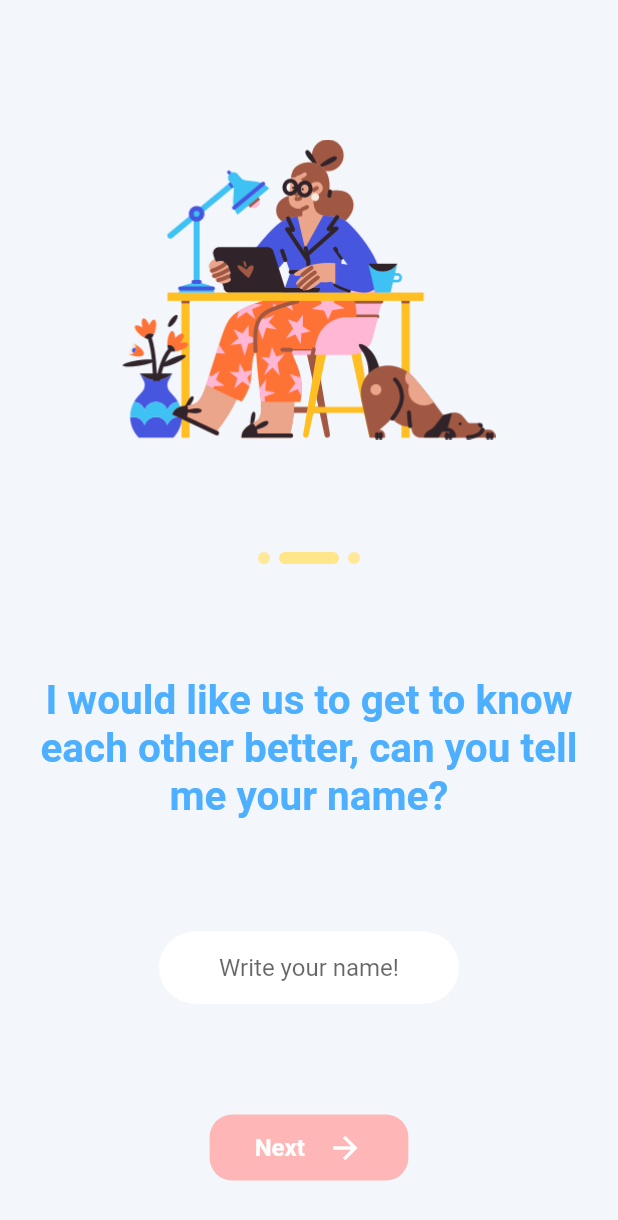
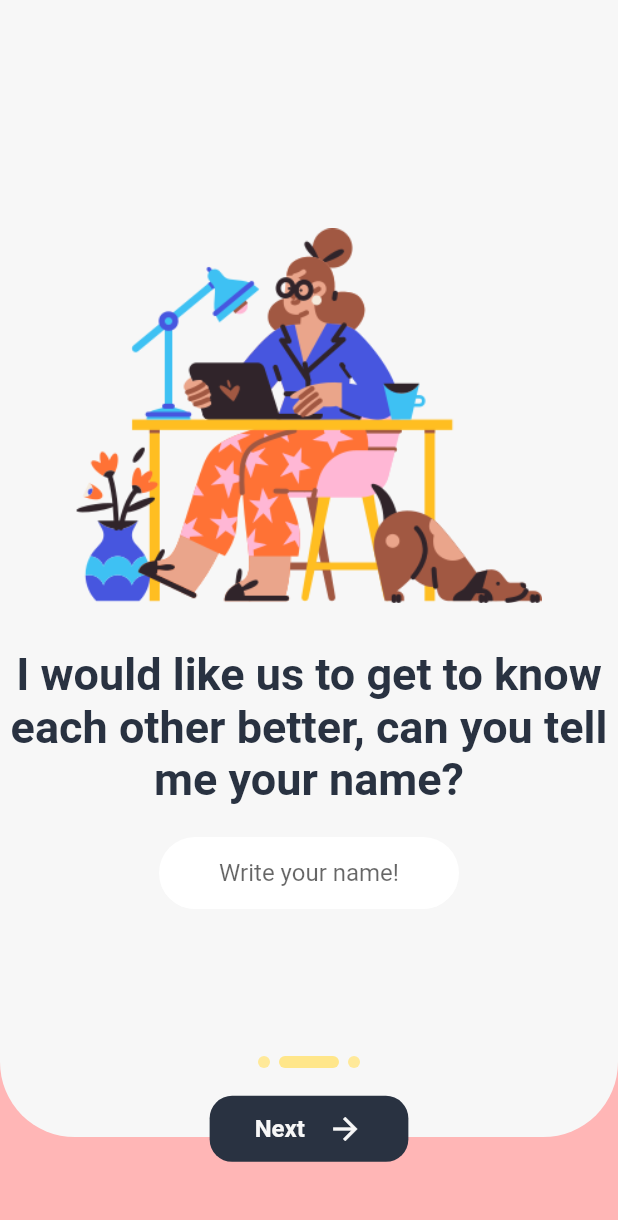
Before and after one commit to hectordelangel/moodamay, a Flutter app: the screen it shows after launch, after a tap on "Next", on a phone screen of 412 x 824 dp. Shown: the top 1220 px of the screen. Run offline on Flutter 3.47's test engine with Material 2 defaults, Android fonts, the phone set to English and light mode, and no system bars; our stand-ins replace flutter_svg, shared_preferences, velocity_x; Roboto replaces fonts that are missing (Poppins).

Commit message:
Onboard screen new design

```diff
--- a/lib/constant.dart
+++ b/lib/constant.dart
@@ -1,10 +1,10 @@
 import 'package:flutter/material.dart';
 
 Color kblue = const Color.fromRGBO(205, 180, 219, 1.0);
-Color white = const Color.fromRGBO(243, 246, 251, 1.0);
+Color white = const Color(0xFFF7F7F7);
 Color pink = const Color.fromRGBO(255, 182, 182, 1.0);
 Color jasmine = const Color.fromRGBO(255, 230, 138, 1.0);
-Color babyblue = const Color.fromRGBO(77, 175, 255, 1.0);
+Color babyblue = const Color.fromRGBO(41, 50, 65, 1.0);
 Color yellowcrayola = const Color.fromRGBO(255, 233, 153, 1.0);
 double padding = 20;
 double avatarRadius = 45;
--- a/lib/custom_dialog.dart
+++ b/lib/custom_dialog.dart
@@ -44,11 +44,11 @@ class _CustomDialogBoxState extends State<CustomDialogBox> {
           margin: EdgeInsets.only(top: avatarRadius),
           decoration: BoxDecoration(
               shape: BoxShape.rectangle,
-              color: Colors.white,
+              color: white,
               borderRadius: BorderRadius.circular(padding),
               boxShadow: [
                 BoxShadow(
-                    color: Colors.black, offset: Offset(0, 10), blurRadius: 10),
+                    color: babyblue, offset: Offset(0, 10), blurRadius: 10),
               ]),
           child: Column(
             mainAxisSize: MainAxisSize.min,
--- a/lib/onboard/onboard.dart
+++ b/lib/onboard/onboard.dart
@@ -1,8 +1,12 @@
+import 'dart:math';
+
 import 'package:moodamay/home.dart';
 import 'package:moodamay/onboard/onboard_model.dart';
 import 'package:flutter/material.dart';
 import 'package:shared_preferences/shared_preferences.dart';
 import 'package:moodamay/custom_dialog.dart';
+import 'package:velocity_x/velocity_x.dart';
+import 'package:flutter_svg/flutter_svg.dart';
 
 import '../constant.dart';
 
@@ -91,28 +95,9 @@ class _OnBoardState extends State<OnBoard> {
   @override
   Widget build(BuildContext context) {
     return Scaffold(
-      backgroundColor: white,
-      appBar: AppBar(
-        backgroundColor: white,
-        elevation: 0.0,
-        // actions: [
-        //   // TextButton(
-        //   //   onPressed: () {
-        //   //     _storeOnboardInfo();
-        //   //     Navigator.pushReplacement(
-        //   //         context, MaterialPageRoute(builder: (context) => Home()));
-        //   //   },
-        //   //   child: Text(
-        //   //     "Skip",
-        //   //     style: TextStyle(
-        //   //       color: currentIndex % 2 == 0 ? kblack : kwhite,
-        //   //     ),
-        //   //   ),
-        //   // )
-        // ],
-      ),
+      backgroundColor: Color(0xFFF7F7F7),
       body: Padding(
-        padding: const EdgeInsets.symmetric(horizontal: 20.0),
+        padding: const EdgeInsets.symmetric(horizontal: 0.0, vertical: 0.0),
         child: PageView.builder(
             itemCount: screens.length,
             controller: _pageController,
@@ -123,83 +108,85 @@ class _OnBoardState extends State<OnBoard> {
               });
             },
             itemBuilder: (_, index) {
-              return Column(
-                mainAxisAlignment: MainAxisAlignment.spaceAround,
+              return Material(
+                child: Stack(
+                  children: [
+                    Container(
+                      color: pink,
+                    ),
+                    Container(
+                      alignment: Alignment.center,
+                      width: MediaQuery.of(context).size.width,
+                      height: MediaQuery.of(context).size.height * .92,
+                      decoration: const BoxDecoration(
+                          color: Color(0xFFF7F7F7),
+                          borderRadius: BorderRadius.only(
+                            bottomLeft: Radius.circular(50),
+                            bottomRight: Radius.circular(50),
+                          )),
+                      child: Column(
+                          mainAxisAlignment: MainAxisAlignment.center,
                           crossAxisAlignment: CrossAxisAlignment.center,
-                mainAxisSize: MainAxisSize.min,
                           children: [
                             Image.asset(
                               screens[index].img,
-                    height: 200,
+                              height: 250,
                             ),
-                  SizedBox(
-                    height: 10.0,
-                    child: ListView.builder(
-                      itemCount: screens.length,
-                      shrinkWrap: true,
-                      scrollDirection: Axis.horizontal,
-                      itemBuilder: (context, index) {
-                        return Row(
-                            mainAxisAlignment: MainAxisAlignment.center,
-                            children: [
-                              Container(
-                                margin:
-                                    const EdgeInsets.symmetric(horizontal: 3.0),
-                                width: currentIndex == index ? 40 : 8,
-                                height: 8,
-                                decoration: BoxDecoration(
-                                  color: currentIndex == index
-                                      ? jasmine
-                                      : yellowcrayola,
-                                  borderRadius: BorderRadius.circular(10.0),
-                                ),
-                              ),
-                            ]);
-                      },
-                    ),
-                  ),
-                  Text(
-                    screens[index].text,
+                            Padding(
+                              padding: const EdgeInsets.only(top: 30.0),
+                              child: Text(screens[index].text,
                                   textAlign: TextAlign.center,
                                   style: TextStyle(
-                      fontSize: 27.0,
+                                    fontSize: 30.0,
                                     fontWeight: FontWeight.bold,
                                     fontFamily: 'Poppins',
-                      color: babyblue,
+                                    color: Color.fromRGBO(41, 50, 65, 1.0),
+                                  )),
                             ),
-                  ),
+                            .8.heightBox,
                             screens[index].input != true
-                      ? Text(
+                                ? Padding(
+                                    padding: const EdgeInsets.only(top: 30.0),
+                                    child: Text(
                                       screens[index].desc,
                                       textAlign: TextAlign.center,
                                       style: TextStyle(
                                         fontSize: 14.0,
-                            fontWeight: FontWeight.bold,
                                         fontFamily: 'Montserrat',
-                            color: babyblue,
+                                        color: Color.fromRGBO(41, 50, 65, 1.0),
+                                      ),
                                     ),
                                   )
-                      : Container(
+                                : Padding(
+                                    padding: const EdgeInsets.only(top: 20.0),
+                                    child: Container(
                                       width: 200.0,
                                       child: Form(
                                         key: _formKey,
                                         child: Column(
-                              crossAxisAlignment: CrossAxisAlignment.start,
+                                          crossAxisAlignment:
+                                              CrossAxisAlignment.start,
                                           children: <Widget>[
                                             TextFormField(
                                               controller: username,
                                               textAlign: TextAlign.center,
                                               decoration: InputDecoration(
                                                 hintText: "Write your name!",
-                                    focusedBorder: OutlineInputBorder(
-                                      borderSide:
-                                          BorderSide(color: Colors.white),
-                                      borderRadius: BorderRadius.circular(25.7),
+                                                focusedBorder:
+                                                    OutlineInputBorder(
+                                                  borderSide: BorderSide(
+                                                      color: Colors.white),
+                                                  borderRadius:
+                                                      BorderRadius.circular(
+                                                          25.7),
                                                 ),
-                                    enabledBorder: UnderlineInputBorder(
-                                      borderSide:
-                                          BorderSide(color: Colors.white),
-                                      borderRadius: BorderRadius.circular(25.7),
+                                                enabledBorder:
+                                                    UnderlineInputBorder(
+                                                  borderSide: BorderSide(
+                                                      color: Colors.white),
+                                                  borderRadius:
+                                                      BorderRadius.circular(
+                                                          25.7),
                                                 ),
                                                 fillColor: Colors.white,
                                                 filled: true,
@@ -207,7 +194,8 @@ class _OnBoardState extends State<OnBoard> {
                                                 //fillColor: Colors.green
                                               ),
                                               validator: (String? value) {
-                                    if (value == null || value.isEmpty) {
+                                                if (value == null ||
+                                                    value.isEmpty) {
                                                   return 'Please tell me :(';
                                                 }
                                                 return null;
@@ -217,6 +205,40 @@ class _OnBoardState extends State<OnBoard> {
                                         ),
                                       ),
                                     ),
+                                  ),
+                          ]),
+                    ),
+                    Container(
+                        child: Column(
+                          children: [
+                            SizedBox(
+                              height: 45,
+                              child: ListView.builder(
+                                itemCount: screens.length,
+                                shrinkWrap: true,
+                                scrollDirection: Axis.horizontal,
+                                itemBuilder: (context, index) {
+                                  return Row(
+                                      mainAxisAlignment:
+                                          MainAxisAlignment.center,
+                                      children: [
+                                        Container(
+                                          margin: const EdgeInsets.symmetric(
+                                              horizontal: 3.0),
+                                          width: currentIndex == index ? 40 : 8,
+                                          height: 8,
+                                          decoration: BoxDecoration(
+                                            color: currentIndex == index
+                                                ? jasmine
+                                                : yellowcrayola,
+                                            borderRadius:
+                                                BorderRadius.circular(10.0),
+                                          ),
+                                        ),
+                                      ]);
+                                },
+                              ),
+                            ),
                             InkWell(
                               onTap: () async {
                                 // ignore: avoid_print
@@ -224,8 +246,10 @@ class _OnBoardState extends State<OnBoard> {
 
                                 if (index == screens.length - 1) {
                                   await _storeOnboardInfo();
-                        Navigator.pushReplacement(context,
-                            MaterialPageRoute(builder: (context) => Home()));
+                                  Navigator.pushReplacement(
+                                      context,
+                                      MaterialPageRoute(
+                                          builder: (context) => const Home()));
                                 } else {
                                   if (screens[index].input) {
                                     if (username.text != "") {
@@ -233,23 +257,27 @@ class _OnBoardState extends State<OnBoard> {
                                           await SharedPreferences.getInstance();
                                       prefs.setString('name', username.text);
                                       _pageController.nextPage(
-                                duration: const Duration(milliseconds: 300),
+                                          duration:
+                                              const Duration(milliseconds: 300),
                                           curve: Curves.bounceIn);
                                     } else {
                                       showDialog(
                                           context: context,
                                           builder: (BuildContext context) {
                                             return CustomDialogBox(
-                                    title: "Tell me your name please :(",
+                                              title:
+                                                  "Tell me your name please :(",
                                               descriptions: "",
                                               text: "Okay!",
-                                    img: Image.asset("assets/images/img-3.png"),
+                                              img: Image.asset(
+                                                  "assets/images/img-3.png"),
                                             );
                                           });
                                     }
                                   } else {
                                     _pageController.nextPage(
-                              duration: const Duration(milliseconds: 300),
+                                        duration:
+                                            const Duration(milliseconds: 300),
                                         curve: Curves.bounceIn);
                                   }
                                 }
@@ -258,26 +286,33 @@ class _OnBoardState extends State<OnBoard> {
                                 padding: const EdgeInsets.symmetric(
                                     horizontal: 30.0, vertical: 10),
                                 decoration: BoxDecoration(
-                          color: pink,
+                                    color: babyblue,
                                     borderRadius: BorderRadius.circular(15.0)),
-                      child:
-                          Row(mainAxisSize: MainAxisSize.min, children: const [
+                                child: Row(
+                                    mainAxisSize: MainAxisSize.min,
+                                    children: [
                                       Text("Next",
                                           style: TextStyle(
                                               fontSize: 16.0,
                                               fontWeight: FontWeight.bold,
-                                color: Colors.white)),
+                                              color: white)),
                                       SizedBox(
                                         width: 15.0,
                                       ),
                                       Icon(
                                         Icons.arrow_forward_sharp,
-                          color: Colors.white,
+                                        color: white,
                                       )
                                     ]),
                               ),
                             )
                           ],
+                        ).wFull(context),
+                        padding: EdgeInsets.only(
+                            top: MediaQuery.of(context).size.height * .832,
+                            bottom: MediaQuery.of(context).viewInsets.bottom)),
+                  ],
+                ),
               );
             }),
       ),
--- a/pubspec.yaml
+++ b/pubspec.yaml
@@ -28,6 +28,9 @@ environment:
 # versions available, run `flutter pub outdated`.
 dependencies:
   shared_preferences: ^2.0.5
+  flutter_svg: ^0.21.0-nullsafety.0
+  velocity_x: ^3.3.0
+  google_fonts: ^2.0.0
   flutter:
     sdk: flutter
 
@@ -37,6 +40,7 @@ dependencies:
   cupertino_icons: ^1.0.2
 
 dev_dependencies:
+  animator: 3.0.0
   flutter_test:
     sdk: flutter
 
```
Also changed, not shown: pubspec.lock. Lines whose indentation alone changed are shown as unchanged.
